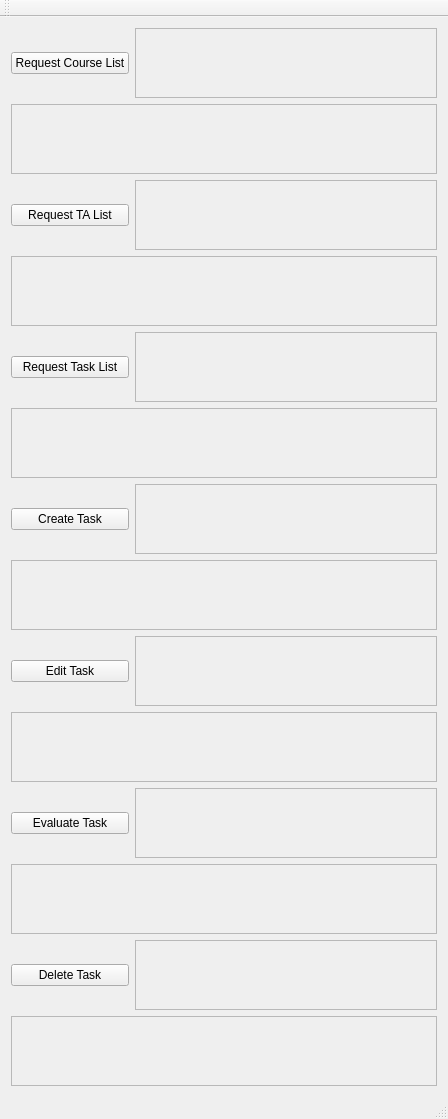
Before: the Qt Designer form TAEvalClient/MainWindow.ui in stevenwu4/COMP3004, drawn with Qt 5.
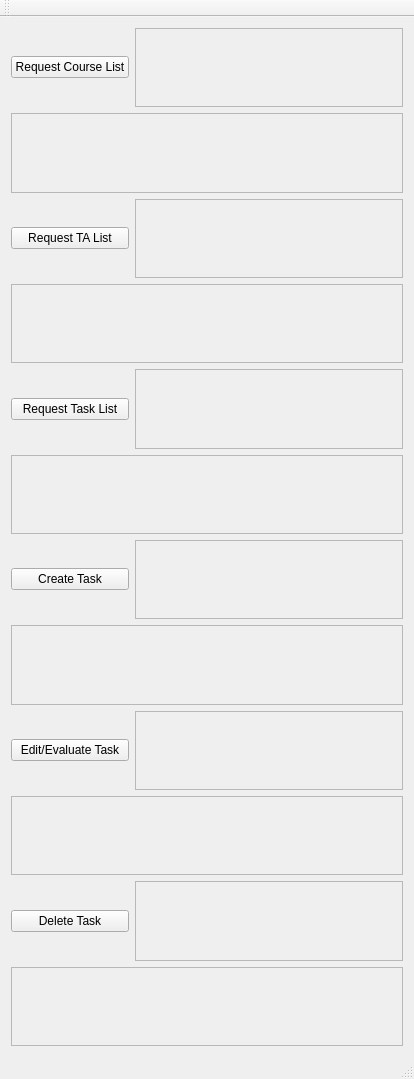
After: the same form once the commit is applied.

The edit to the form file:
```diff
--- a/TAEvalClient/MainWindow.ui
+++ b/TAEvalClient/MainWindow.ui
@@ -9,8 +9,8 @@
    <rect>
     <x>0</x>
     <y>0</y>
-    <width>448</width>
-    <height>454</height>
+    <width>414</width>
+    <height>1079</height>
    </rect>
   </property>
   <property name="windowTitle">
@@ -43,7 +43,7 @@
     <item row="9" column="0">
      <widget class="QPushButton" name="editButton">
       <property name="text">
-       <string>Edit Task</string>
+       <string>Edit/Evaluate Task</string>
       </property>
      </widget>
     </item>
@@ -55,13 +55,6 @@
      </widget>
     </item>
     <item row="11" column="0">
-     <widget class="QPushButton" name="evaluateButton">
-      <property name="text">
-       <string>Evaluate Task</string>
-      </property>
-     </widget>
-    </item>
-    <item row="13" column="0">
      <widget class="QPushButton" name="deleteButton">
       <property name="text">
        <string>Delete Task</string>
@@ -84,19 +77,6 @@
       </property>
      </widget>
     </item>
-    <item row="12" column="0" colspan="2">
-     <widget class="QTextEdit" name="evaluateInfoTextEdit">
-      <property name="enabled">
-       <bool>false</bool>
-      </property>
-      <property name="verticalScrollBarPolicy">
-       <enum>Qt::ScrollBarAlwaysOff</enum>
-      </property>
-      <property name="horizontalScrollBarPolicy">
-       <enum>Qt::ScrollBarAlwaysOff</enum>
-      </property>
-     </widget>
-    </item>
     <item row="4" column="0" colspan="2">
      <widget class="QTextEdit" name="taListInfoTextEdit">
       <property name="enabled">
@@ -130,7 +110,7 @@
       </property>
      </widget>
     </item>
-    <item row="13" column="1">
+    <item row="11" column="1">
      <widget class="QTextEdit" name="deleteTextEdit">
       <property name="enabled">
        <bool>false</bool>
@@ -222,19 +202,6 @@
       </property>
      </widget>
     </item>
-    <item row="11" column="1">
-     <widget class="QTextEdit" name="evaluateTextEdit">
-      <property name="enabled">
-       <bool>false</bool>
-      </property>
-      <property name="verticalScrollBarPolicy">
-       <enum>Qt::ScrollBarAlwaysOff</enum>
-      </property>
-      <property name="horizontalScrollBarPolicy">
-       <enum>Qt::ScrollBarAlwaysOff</enum>
-      </property>
-     </widget>
-    </item>
     <item row="10" column="0" colspan="2">
      <widget class="QTextEdit" name="editInfoTextEdit">
       <property name="enabled">
@@ -248,7 +215,7 @@
       </property>
      </widget>
     </item>
-    <item row="14" column="0" colspan="2">
+    <item row="12" column="0" colspan="2">
      <widget class="QTextEdit" name="deleteInfoTextEdit">
       <property name="enabled">
        <bool>false</bool>
```
Left out of the diff: 37 changed lines with no effect on the pictures.
